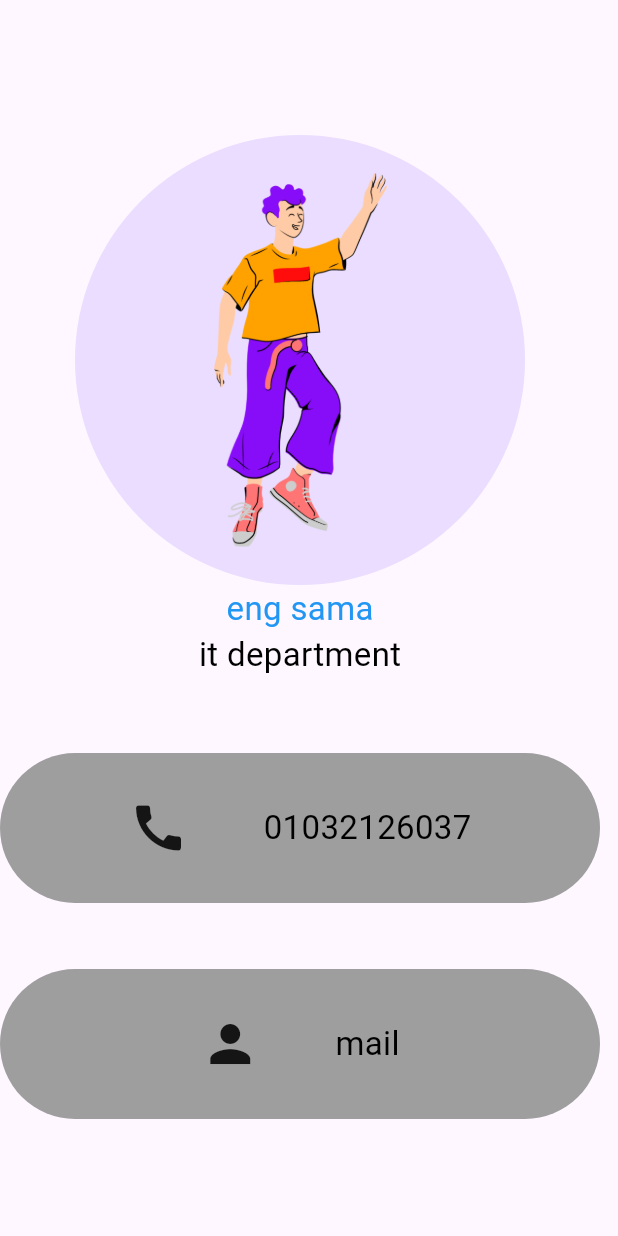
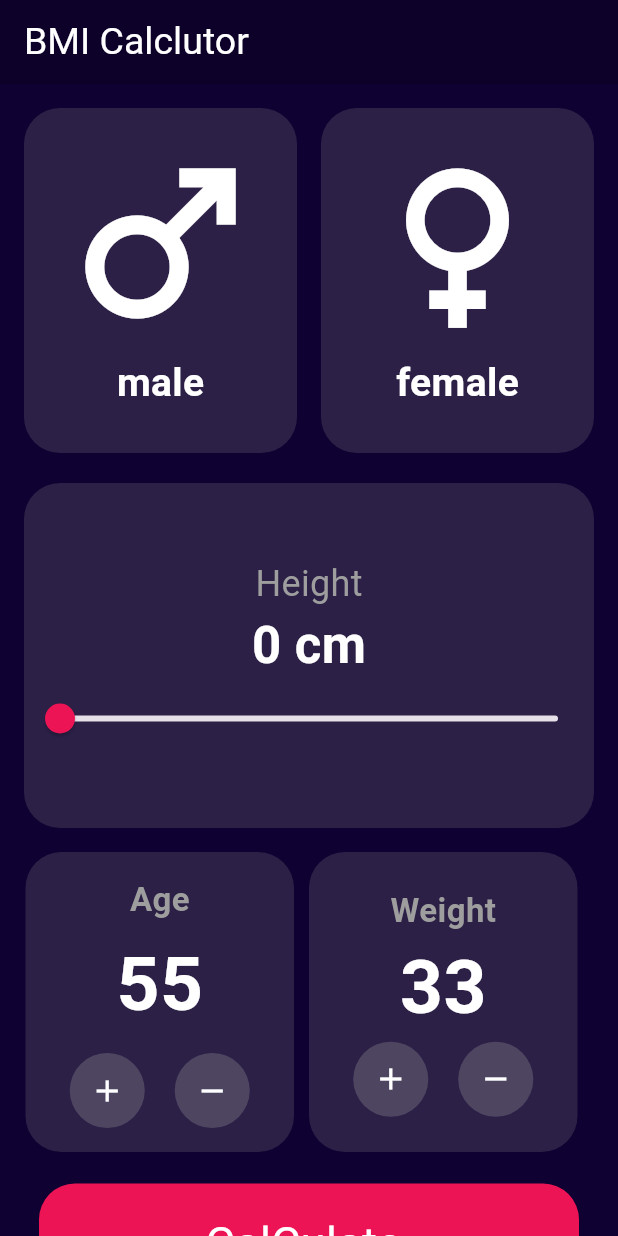
Before and after one commit to shadymohamed532001/CIC-Courses, a Flutter app: the screen it shows after launch, on a phone screen of 412 x 824 dp. Run offline on Flutter 3.47's test engine with Material 3 defaults, Android fonts, the phone set to English and light mode, and no system bars.

Commit message:
Final App BMi Calclutor

```diff
--- /dev/null
+++ b/lib/BmiApp/bmi_home.dart
@@ -0,0 +1,364 @@
+import 'package:flutter/material.dart';
+
+class BmiScafold extends StatefulWidget {
+  const BmiScafold({super.key});
+
+  @override
+  State<BmiScafold> createState() => _BmiScafoldState();
+}
+
+class _BmiScafoldState extends State<BmiScafold> {
+  double height = 0;
+
+  int age = 55;
+  int weight = 33;
+  @override
+  Widget build(BuildContext context) {
+    return Scaffold(
+      backgroundColor: const Color.fromARGB(255, 15, 1, 49),
+      appBar: AppBar(
+        backgroundColor: const Color.fromARGB(255, 13, 1, 42),
+        elevation: 0,
+        title: const Text(
+          'BMI Calclutor',
+          style: TextStyle(fontSize: 25, color: Colors.white),
+        ),
+      ),
+      body: SingleChildScrollView(
+        child: Padding(
+          padding: const EdgeInsets.all(16),
+          child: Column(
+            children: [
+              Row(
+                children: [
+                  Expanded(
+                    child: Padding(
+                      padding: const EdgeInsets.only(
+                        right: 8,
+                      ),
+                      child: Container(
+                        height: 230,
+                        decoration: BoxDecoration(
+                          color: Colors.grey.withOpacity(0.2),
+                          borderRadius: BorderRadius.circular(24),
+                        ),
+                        child: const Column(
+                          children: [
+                            SizedBox(
+                              height: 15,
+                            ),
+                            Icon(
+                              Icons.male,
+                              size: 150,
+                              color: Colors.white,
+                            ),
+                            Text(
+                              'male',
+                              style: TextStyle(
+                                  fontSize: 26,
+                                  color: Colors.white,
+                                  fontWeight: FontWeight.bold),
+                            )
+                          ],
+                        ),
+                      ),
+                    ),
+                  ),
+                  Expanded(
+                    child: Padding(
+                      padding: const EdgeInsets.only(left: 8),
+                      child: Container(
+                        height: 230,
+                        decoration: BoxDecoration(
+                          color: Colors.grey.withOpacity(0.2),
+                          borderRadius: BorderRadius.circular(24),
+                        ),
+                        child: const Column(
+                          children: [
+                            SizedBox(
+                              height: 15,
+                            ),
+                            Icon(
+                              Icons.female,
+                              size: 150,
+                              color: Colors.white,
+                            ),
+                            Text(
+                              'female',
+                              style: TextStyle(
+                                  fontSize: 26,
+                                  color: Colors.white,
+                                  fontWeight: FontWeight.bold),
+                            )
+                          ],
+                        ),
+                      ),
+                    ),
+                  ),
+                ],
+              ),
+              const SizedBox(
+                height: 20,
+              ),
+              Container(
+                width: double.infinity,
+                height: 230,
+                decoration: BoxDecoration(
+                  color: Colors.grey.withOpacity(0.2),
+                  borderRadius: BorderRadius.circular(24),
+                ),
+                child: Column(
+                  children: [
+                    const SizedBox(
+                      height: 50,
+                    ),
+                    Text(
+                      'Height',
+                      style: TextStyle(
+                        fontSize: 24,
+                        color: Colors.grey.withOpacity(1),
+                      ),
+                    ),
+                    Text(
+                      '${height.toInt()} cm',
+                      style: const TextStyle(
+                          fontSize: 34,
+                          color: Colors.white,
+                          fontWeight: FontWeight.bold),
+                    ),
+                    Slider(
+                      min: 0,
+                      max: 300,
+                      value: height,
+                      thumbColor: const Color(0xffec1455),
+                      activeColor: Colors.grey,
+                      // inactiveColor: Colors.white,
+                      onChanged: (value) {
+                        setState(() {
+                          height = value;
+                        });
+                      },
+                    )
+                  ],
+                ),
+              ),
+              const SizedBox(
+                height: 15,
+              ),
+              Padding(
+                padding: const EdgeInsets.all(1.0),
+                child: Row(
+                  children: [
+                    Expanded(
+                      child: Padding(
+                        padding: const EdgeInsets.only(right: 10),
+                        child: Container(
+                          height: 200,
+                          decoration: BoxDecoration(
+                            color: Colors.grey.withOpacity(.2),
+                            borderRadius: BorderRadius.circular(24),
+                          ),
+                          child: Column(
+                              mainAxisAlignment: MainAxisAlignment.center,
+                              children: [
+                                Text(
+                                  'Age',
+                                  style: TextStyle(
+                                    color: Colors.grey.withOpacity(1),
+                                    fontSize: 22,
+                                    fontWeight: FontWeight.bold,
+                                  ),
+                                ),
+                                const SizedBox(
+                                  height: 5,
+                                ),
+                                Text(
+                                  '$age',
+                                  style: const TextStyle(
+                                    color: Colors.white,
+                                    fontSize: 50,
+                                    fontWeight: FontWeight.bold,
+                                  ),
+                                ),
+                                const SizedBox(
+                                  height: 10,
+                                ),
+                                Row(
+                                  mainAxisAlignment: MainAxisAlignment.center,
+                                  children: [
+                                    CircleAvatar(
+                                      backgroundColor:
+                                          Colors.grey.withOpacity(0.3),
+                                      radius: 25,
+                                      child: IconButton(
+                                        onPressed: () {
+                                          setState(() {
+                                            age++;
+                                          });
+                                        },
+                                        icon: const Icon(
+                                          Icons.add,
+                                          color: Colors.white,
+                                        ),
+                                      ),
+                                    ),
+                                    const SizedBox(
+                                      width: 20,
+                                    ),
+                                    CircleAvatar(
+                                      backgroundColor:
+                                          Colors.grey.withOpacity(0.3),
+                                      radius: 25,
+                                      child: IconButton(
+                                        onPressed: () {
+                                          setState(() {
+                                            age--;
+                                          });
+                                        },
+                                        icon: const Icon(
+                                          Icons.remove,
+                                          color: Colors.white,
+                                        ),
+                                      ),
+                                    ),
+                                  ],
+                                )
+                              ]),
+                        ),
+                      ),
+                    ),
+                    Expanded(
+                      child: Padding(
+                        padding: const EdgeInsets.only(right: 10),
+                        child: Container(
+                          height: 200,
+                          decoration: BoxDecoration(
+                            color: Colors.grey.withOpacity(.2),
+                            borderRadius: BorderRadius.circular(24),
+                          ),
+                          child: Column(
+                              mainAxisAlignment: MainAxisAlignment.center,
+                              children: [
+                                Text(
+                                  'Weight',
+                                  style: TextStyle(
+                                    color: Colors.grey.withOpacity(1),
+                                    fontSize: 22,
+                                    fontWeight: FontWeight.bold,
+                                  ),
+                                ),
+                                Text(
+                                  '$weight',
+                                  style: const TextStyle(
+                                    color: Colors.white,
+                                    fontSize: 50,
+                                    fontWeight: FontWeight.bold,
+                                  ),
+                                ),
+                                Row(
+                                  mainAxisAlignment: MainAxisAlignment.center,
+                                  children: [
+                                    CircleAvatar(
+                                      backgroundColor:
+                                          Colors.grey.withOpacity(0.3),
+                                      radius: 25,
+                                      child: IconButton(
+                                        onPressed: () {
+                                          setState(() {
+                                            weight++;
+                                          });
+                                        },
+                                        icon: const Icon(
+                                          Icons.add,
+                                          color: Colors.white,
+                                        ),
+                                      ),
+                                    ),
+                                    const SizedBox(
+                                      width: 20,
+                                    ),
+                                    CircleAvatar(
+                                      backgroundColor:
+                                          Colors.grey.withOpacity(0.3),
+                                      radius: 25,
+                                      child: IconButton(
+                                        onPressed: () {
+                                          setState(() {
+                                            weight--;
+                                          });
+                                        },
+                                        icon: const Icon(
+                                          Icons.remove,
+                                          color: Colors.white,
+                                        ),
+                                      ),
+                                    ),
+                                  ],
+                                )
+                              ]),
+                        ),
+                      ),
+                    ),
+                  ],
+                ),
+              ),
+              const SizedBox(
+                height: 10,
+              ),
+              GestureDetector(
+                onTap: () {
+                  double Result = (height / age * 2);
+                  ScaffoldMessenger.of(context).showSnackBar(SnackBar(
+                    content: Container(
+                      margin: const EdgeInsets.only(bottom: 400),
+                      padding: const EdgeInsets.all(16),
+                      height: 150,
+                      decoration: BoxDecoration(
+                          color: const Color(0xffec1455),
+                          borderRadius: BorderRadius.circular(20)),
+                      child: Column(
+                        crossAxisAlignment: CrossAxisAlignment.start,
+                        mainAxisAlignment: MainAxisAlignment.center,
+                        children: [
+                          const Text(
+                            'The Result ',
+                            style: TextStyle(color: Colors.white, fontSize: 20),
+                          ),
+                          const SizedBox(
+                            height: 10,
+                          ),
+                          Text(
+                            'The Result of Bmi = ${Result.toInt()} ',
+                            style: const TextStyle(
+                                color: Colors.white, fontSize: 20),
+                          ),
+                        ],
+                      ),
+                    ),
+                    behavior: SnackBarBehavior.floating,
+                    backgroundColor: Colors.transparent,
+                    elevation: 0,
+                  ));
+                },
+                child: Container(
+                  margin: const EdgeInsets.all(10),
+                  width: double.infinity,
+                  height: 80,
+                  decoration: BoxDecoration(
+                      color: const Color(0xffec1455),
+                      borderRadius: BorderRadius.circular(24)),
+                  child: const Center(
+                    child: Text(
+                      'CalCulate ',
+                      style: TextStyle(color: Colors.white, fontSize: 30),
+                    ),
+                  ),
+                ),
+              )
+            ],
+          ),
+        ),
+      ),
+    );
+  }
+}
--- a/lib/main.dart
+++ b/lib/main.dart
@@ -1,4 +1,4 @@
-import 'package:cic_courses/FluttereBasics/flutter_basics_task.dart';
+import 'package:cic_courses/BmiApp/bmi_home.dart';
 import 'package:flutter/material.dart';
 
 void main() {
@@ -11,7 +11,7 @@ class MyApp extends StatelessWidget {
   @override
   Widget build(BuildContext context) {
     return const MaterialApp(
-      home: FlutterTaskScafold(),
+      home: BmiScafold(),
     );
   }
 }
```
